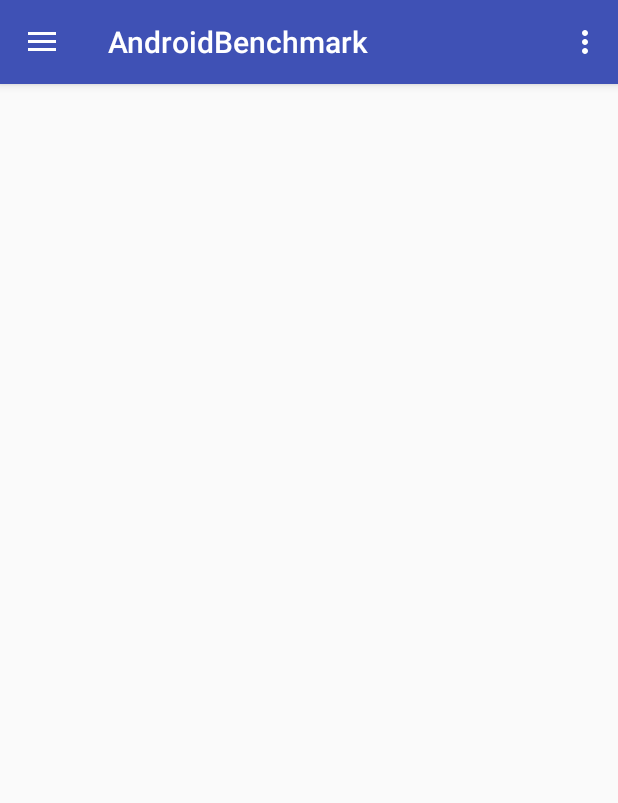
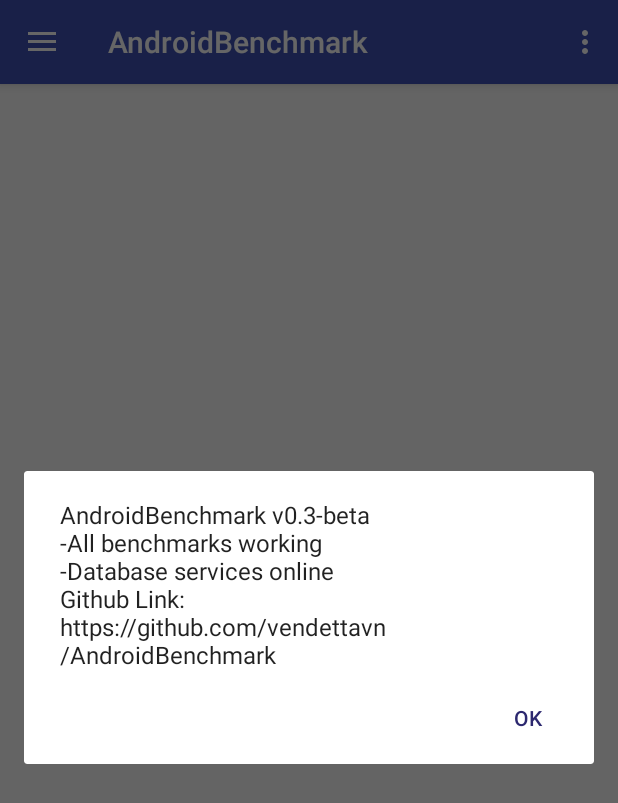
Before and after one commit to vnemes/AndroidBenchmark, an Android app: the BaseActivity screen opened directly, with no data from a screen before it, in the options menu, after a tap on "About AndroidBenchmark", on a phone screen of 412 x 824 dp. Shown: the top 803 px of the screen. Run offline under Robolectric (Android 15) with nearby library versions, the phone set to English and light mode, and no system bars.

Commit message:
Tweaked Score formulas

```diff
--- a/app/src/main/java/benchmark/cpubenchmark/CPUBenchmark.java
+++ b/app/src/main/java/benchmark/cpubenchmark/CPUBenchmark.java
@@ -72,7 +72,7 @@ public class CPUBenchmark implements IBenchmark {
         Score intScore = intBench.getScore();
         Score floatScore = floatBench.getScore();
         Score piScore = piBench.getScore();
-        long result = (long)Math.pow((double)Long.parseLong(intScore.getResult())*Long.parseLong(floatScore.getResult())*Long.parseLong(piScore.getResult()),1.0/3);
+        long result = (long)(100000000.0/Math.pow((double)Long.parseLong(intScore.getResult())*Long.parseLong(floatScore.getResult())*Long.parseLong(piScore.getResult()),1.0/3));
         return new Score(Benchmarks.CPUBenchmark.toString(),
                Long.toString(result),
                 intScore.getExtra()+"\n"+floatScore.getExtra()+"\n"+piScore.getExtra());
--- a/app/src/main/java/benchmark/cpubenchmark/FloatingPointMathCPUBenchmark.java
+++ b/app/src/main/java/benchmark/cpubenchmark/FloatingPointMathCPUBenchmark.java
@@ -80,7 +80,7 @@ public class FloatingPointMathCPUBenchmark implements IBenchmark {
 
     @Override
     public String getInfo(){
-        return "IntegerBenchmark: Performs various arithmetic operations on Doubles";
+        return "FloatingPointBenchmark: Performs various arithmetic operations on Doubles";
     }
 
     @Override
--- a/app/src/main/java/benchmark/filesbenchmark/FilesBenchmark.java
+++ b/app/src/main/java/benchmark/filesbenchmark/FilesBenchmark.java
@@ -98,7 +98,7 @@ public class FilesBenchmark implements IBenchmark {
         double res = sqrt(resRead*resWrite);
         return new Score(
                 Benchmarks.FilesBenchmark.toString(),
-                Long.toString((long)res*100),
+                Long.toString((long)(res*100)),
                 "Read speed: "+String.format(java.util.Locale.US, "%.3f",resRead)+" MB/s\nWrite Speed: "+String.format(java.util.Locale.US, "%.3f",resWrite)+"MB/s");
     }
 
--- a/app/src/main/java/vendetta/androidbenchmark/BaseActivity.java
+++ b/app/src/main/java/vendetta/androidbenchmark/BaseActivity.java
@@ -1,5 +1,7 @@
 package vendetta.androidbenchmark;
 
+import android.app.AlertDialog;
+import android.content.DialogInterface;
 import android.support.v7.app.AppCompatActivity;
 import android.content.Intent;
 import android.os.Bundle;
@@ -107,7 +109,17 @@ public class BaseActivity extends AppCompatActivity
         int id = item.getItemId();
 
         if (id == R.id.action_about) {
-            return true; //TODO go to info screen
+            AlertDialog.Builder builder = new AlertDialog.Builder(this);
+            builder.setMessage("AndroidBenchmark v0.3-beta\n-All benchmarks working\n-Database services online\nGithub Link:\nhttps://github.com/vendettavn/AndroidBenchmark")
+                    .setCancelable(false)
+                    .setPositiveButton("Ok", new DialogInterface.OnClickListener() {
+                        public void onClick(DialogInterface dialog, int id) {
+                            dialog.cancel();
+                        }
+                    });
+            AlertDialog alert = builder.create();
+            alert.show();
+            return true;
         }
 
         return super.onOptionsItemSelected(item);
--- a/app/src/main/java/vendetta/androidbenchmark/BenchmarkActivity.java
+++ b/app/src/main/java/vendetta/androidbenchmark/BenchmarkActivity.java
@@ -81,7 +81,7 @@ public class BenchmarkActivity extends BaseActivity {
 
             protected void onPostExecute(Score score) {
                 benchDescriptionFinalTV.setText("Uploading your results to the cloud.\nPlease wait...");
-                Database.postBenchScore(benchmark.getScore());
+                Database.postBenchScore(score);
                 progressBar.setVisibility(View.GONE);
                 Intent scoreActivityIntent = new Intent(getApplicationContext(), ScoreActivity.class);
                 scoreActivityIntent.putExtra(BENCH_NAME, benchName);
```
Also changed, not shown: app/src/main/AndroidManifest.xml (+12 -5 lines), app/src/main/java/benchmark/benchmarksuite/BenchmarkSuite.java (+6 -3 lines), app/src/main/java/benchmark/networkbenchmark/NetworkBenchmark.java (+6 -6 lines).
